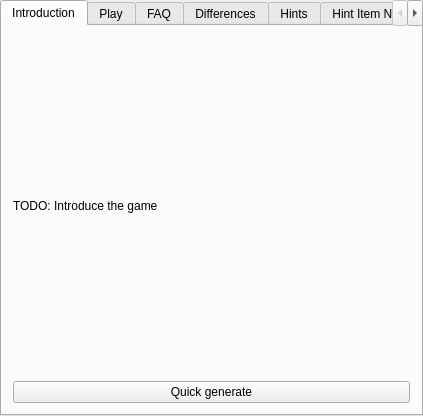
Above: randovania/gui/ui_files/games_tab_cavestory_widget.ui from randovania/randovania before the change. Below: the same form after it.
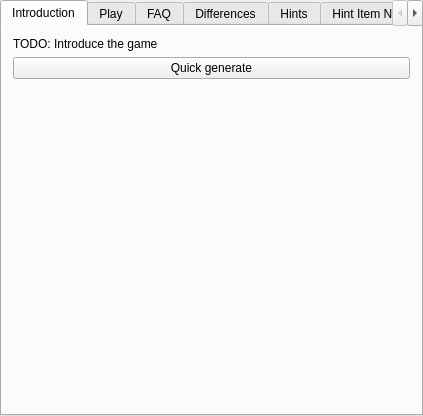
That is the form after the change. Custom widgets are drawn as their Qt base class.

Commit message: Add images for games

```diff
--- a/randovania/gui/ui_files/games_tab_cavestory_widget.ui
+++ b/randovania/gui/ui_files/games_tab_cavestory_widget.ui
@@ -32,6 +32,19 @@
       </property>
      </widget>
     </item>
+    <item>
+     <spacer name="intro_spacer">
+      <property name="orientation">
+       <enum>Qt::Vertical</enum>
+      </property>
+      <property name="sizeHint" stdset="0">
+       <size>
+        <width>20</width>
+        <height>40</height>
+       </size>
+      </property>
+     </spacer>
+    </item>
    </layout>
   </widget>
   <widget class="GenerateGameWidget" name="tab_generate_game">
```
Left out of the diff: 2 changed lines with no effect on the pictures. The commit also changes 18 other files.
